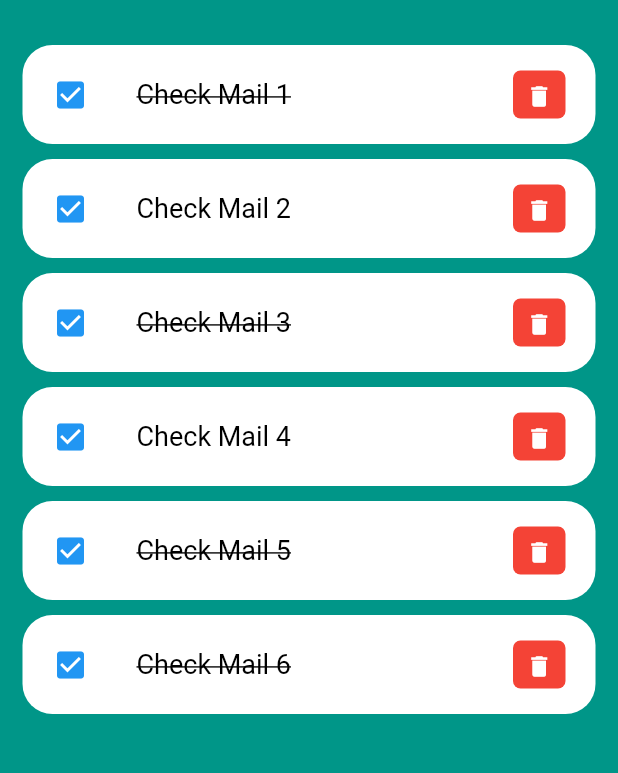
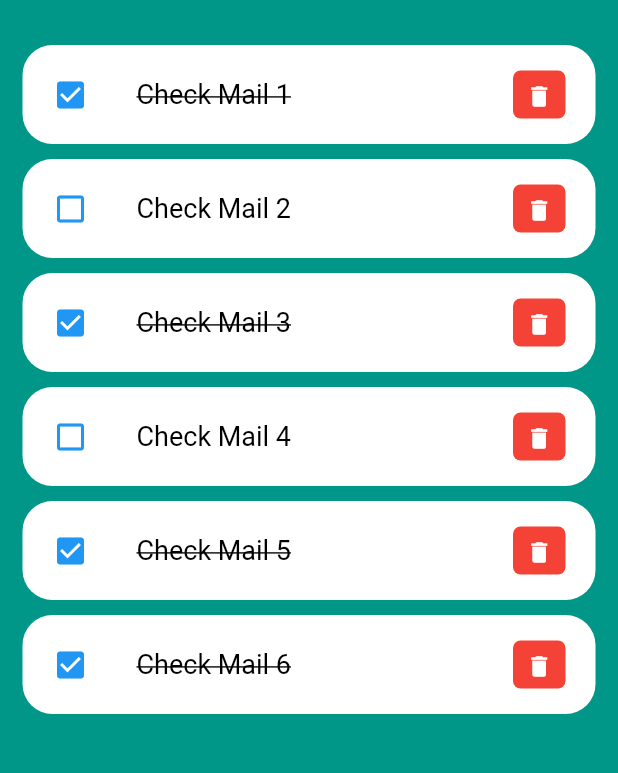
Before and after one commit to sahilrajput2223/to-do, a Flutter app: the screen it shows after launch, on a phone screen of 412 x 824 dp, the part 306-1079 px from its top. Run offline on Flutter 3.47's test engine with Material 2 defaults, Android fonts, the phone set to English and light mode, and no system bars.

Commit message:
Checkbox Icon Change Based on Flag Condition - Logic Added

```diff
--- a/lib/widgets/todo_item.dart
+++ b/lib/widgets/todo_item.dart
@@ -20,8 +20,8 @@ class todoItem extends StatelessWidget {
           borderRadius: BorderRadius.circular(20),
         ),
         tileColor: Colors.white,
-        leading: const Icon(
-          Icons.check_box,
+        leading: Icon(
+          toDo.isDone ? Icons.check_box : Icons.check_box_outline_blank,
           color: colorBlue,
         ),
         title: Text(
```
